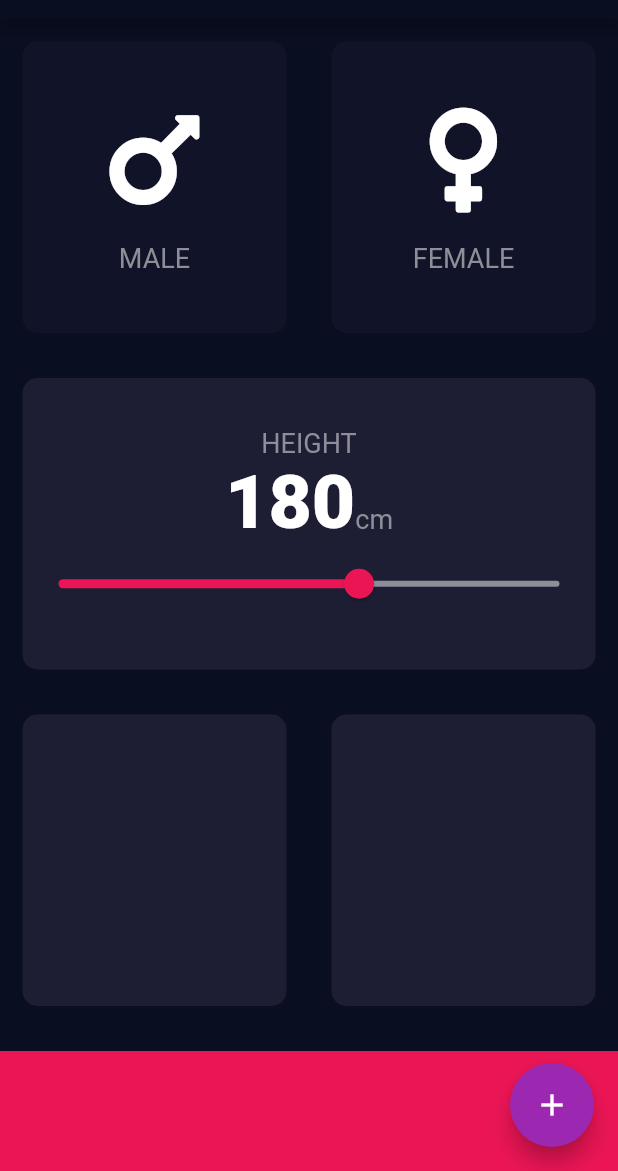
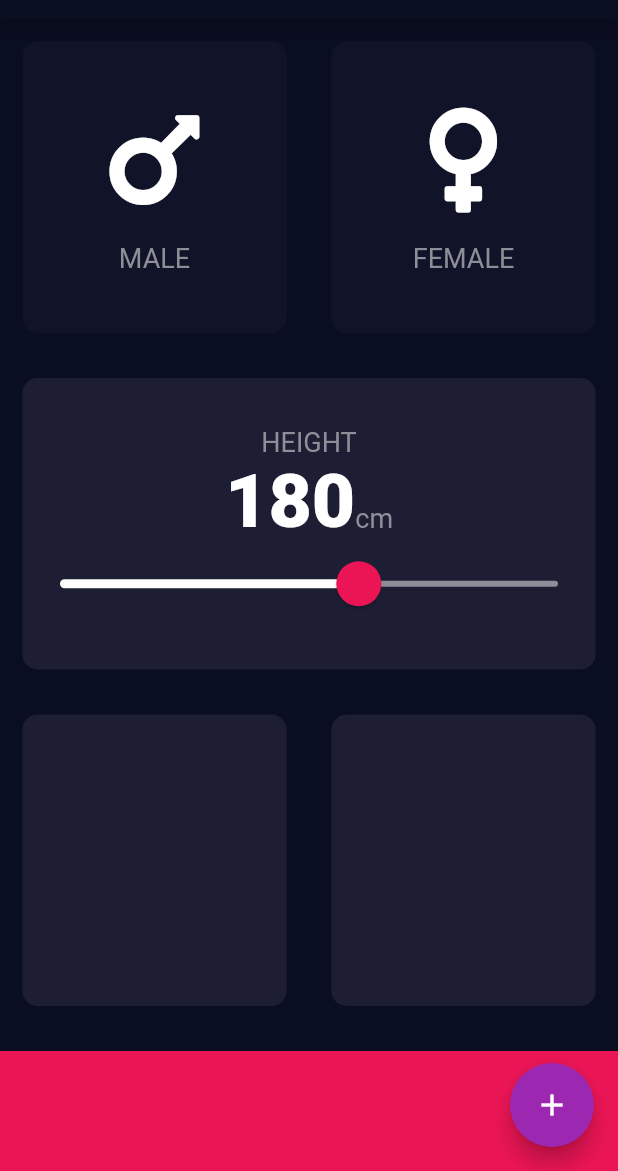
Before and after one commit to djeriko/bmiCalculator, a Flutter app: the screen it shows after launch, on a phone screen of 412 x 824 dp, the part 65-1236 px from its top. Run offline on Flutter 3.47's test engine with Material 2 defaults, Android fonts, the phone set to English and light mode, and no system bars; our stand-ins replace font_awesome_flutter.

Commit message:
slider theme finished

```diff
--- a/lib/screens/input_page.dart
+++ b/lib/screens/input_page.dart
@@ -86,18 +86,25 @@ class _InputPageState extends State<InputPage> {
                     ),
                   ],
                 ),
-                Slider(
+                SliderTheme(
+                  data: SliderTheme.of(context).copyWith(
+                    activeTrackColor: Colors.white,
+                    thumbColor: Color(0xFFEB1555),
+                    overlayColor: Color(0x29EB1555),
+                    thumbShape: RoundSliderThumbShape(enabledThumbRadius: 15.0),
+                    overlayShape: RoundSliderOverlayShape(overlayRadius: 25.0)
+                  ),
+                  child: Slider(
                     value: height.toDouble(),
                     min: 120.0,
                     max: 220.0,
-                  activeColor: Color(0xFFEB1555),
                     inactiveColor: Color(0xFF8D8E98),
                     onChanged: (double newValue) {
                       setState(() {
                         height = newValue.round();
                       });
                     },
-
+                  ),
                 )
               ],
             ),
--- a/lib/widgets/sex_widget.dart
+++ b/lib/widgets/sex_widget.dart
@@ -1,7 +1,5 @@
 import 'package:bmi_calculator/helpers/constants.dart';
 import 'package:flutter/material.dart';
-
-
 
 class SexWidget extends StatelessWidget {
   const SexWidget({@required this.sexText, @required this.sexIcon});
```
Lines whose indentation alone changed are shown as unchanged.
